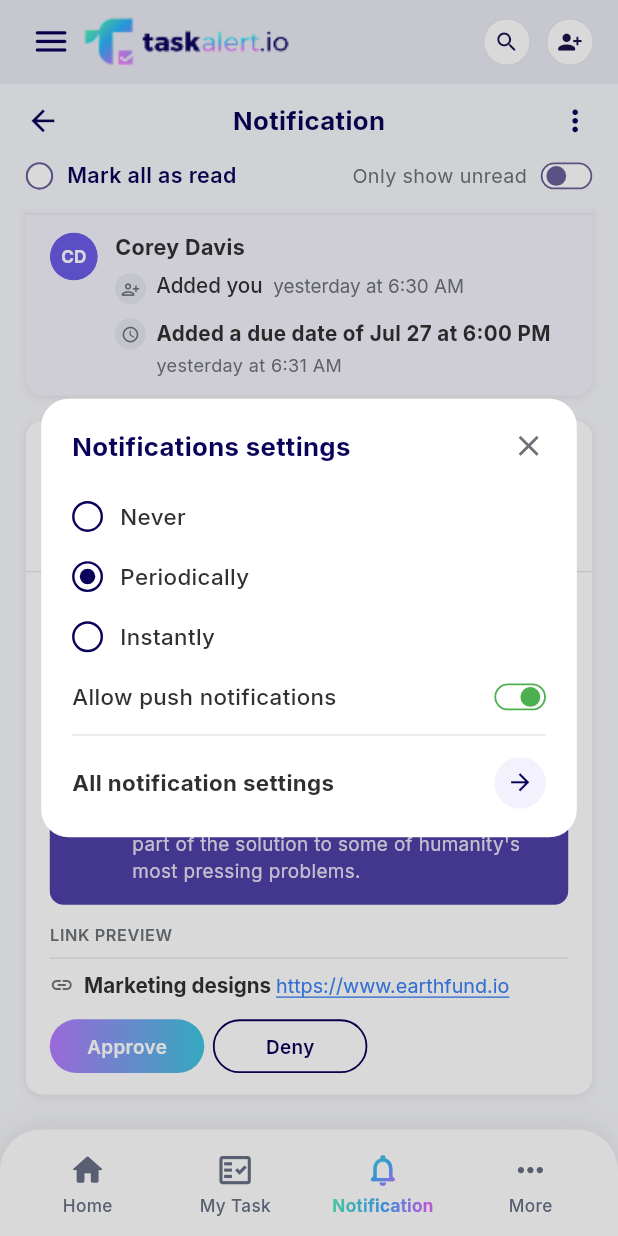
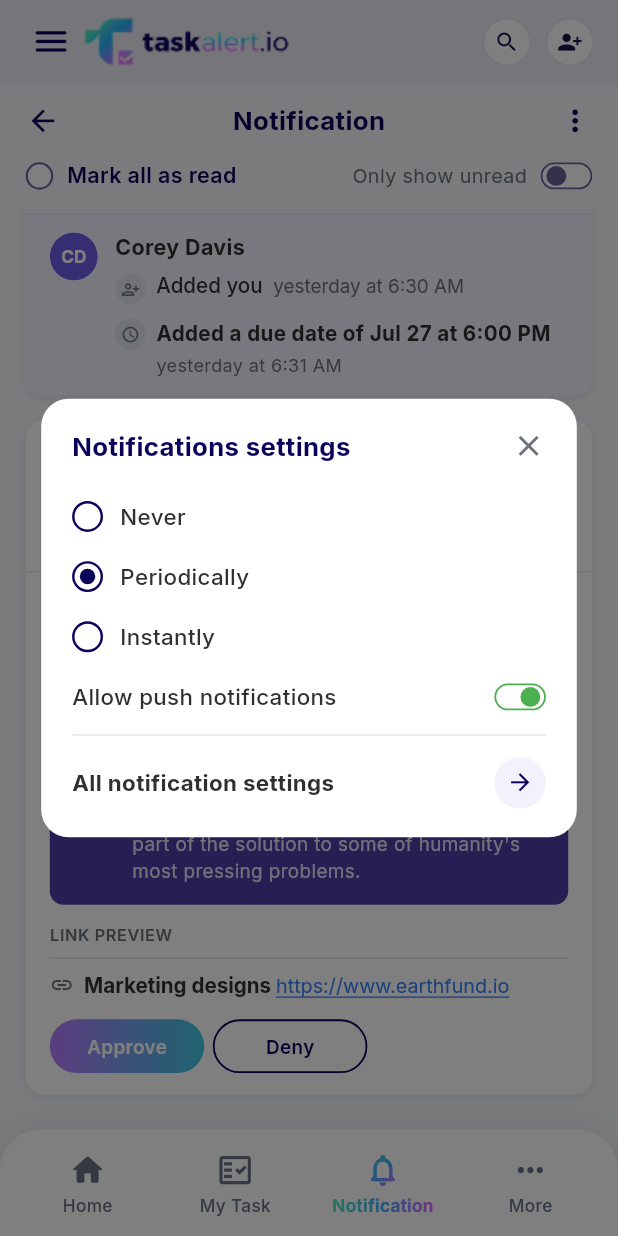
Before and after one commit to taskalert-io/taskalert_app, a Flutter app: the NotificationStart screen opened directly, scrolled down 304 dp, after a tap on the "more vert" icon, on a phone screen of 412 x 824 dp. Run offline on Flutter 3.47's test engine with Material 3 defaults, Android fonts, the phone set to English and light mode, and no system bars; drawn by our look-alikes of cached_network_image; our stand-ins replace country_code_picker, dio, file_picker, flutter_screenutil, flutter_secure_storage, get_it and 2 more; accounts and stored records are empty; network calls fail.

Commit message:
barrierColor change in showDialog of notification start screen

```diff
--- a/lib/screens/NotificationStart.dart
+++ b/lib/screens/NotificationStart.dart
@@ -1334,7 +1334,7 @@ class _NotificationStartState extends State<NotificationStart> {
   void _openNotificationSettings(ThemeConst c) {
     showDialog(
       context: context,
-      barrierColor: Colors.black.withOpacity(0.15),
+      barrierColor: Colors.black.withOpacity(0.5),
       builder: (_) => NotificationSettingsPopup(
         colors: c,
         initialFrequency: _notifyFrequency,
```
